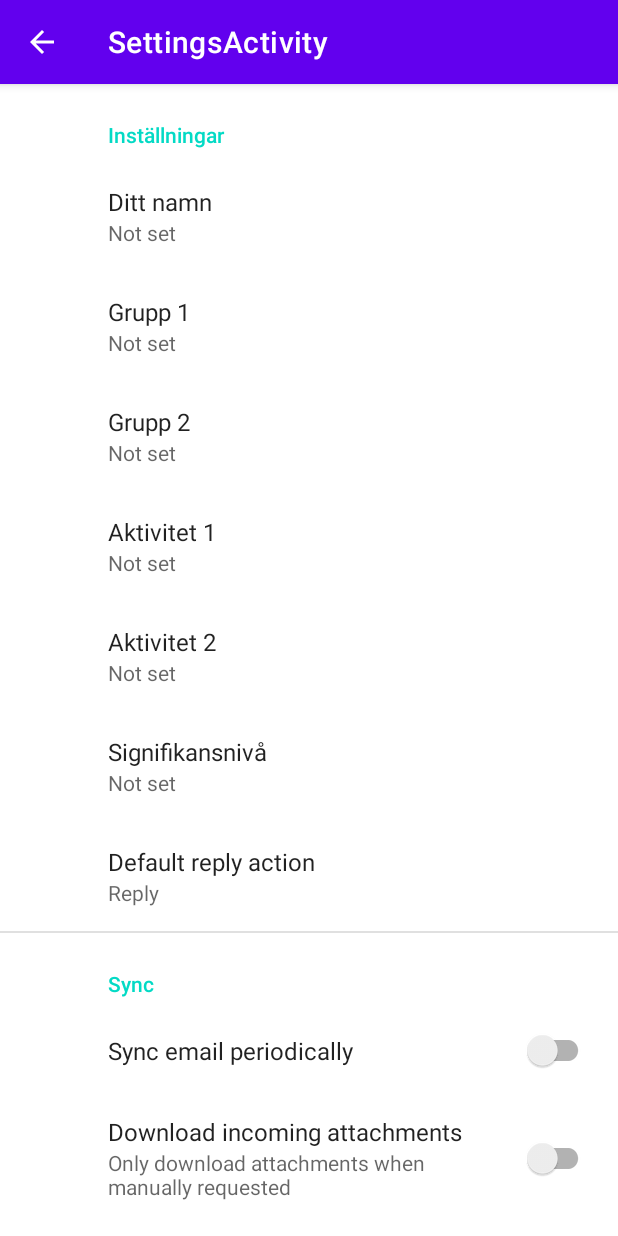
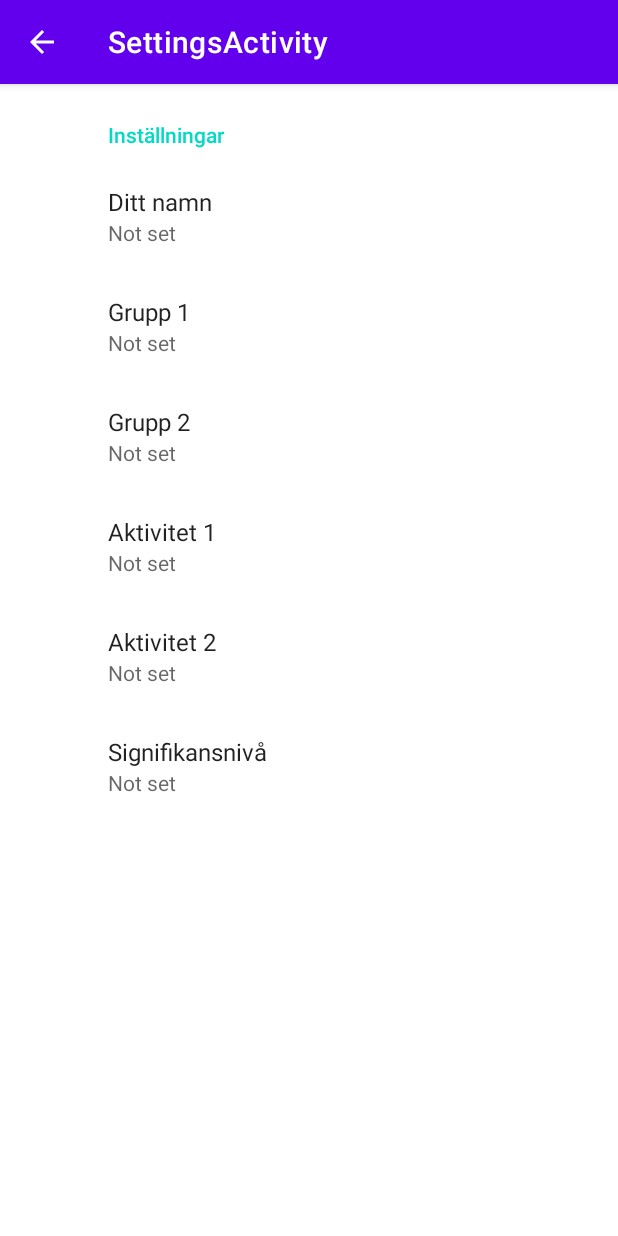
Before and after one commit to attelah/sos22-2-signifikans, an Android app: the SettingsActivity screen opened directly, with no data from a screen before it, on a phone screen of 412 x 824 dp. Run offline under Robolectric (Android 15) with nearby library versions, the phone set to English and light mode, and no system bars; our stand-ins replace androidx.preference.

Commit message:
tog bort onödiga inställningar från settings, appen börjar så gott som vara klar

```diff
--- a/app/src/main/res/xml/root_preferences.xml
+++ b/app/src/main/res/xml/root_preferences.xml
@@ -33,29 +33,6 @@
             app:useSimpleSummaryProvider="true" />
 
 
-        <ListPreference
-            app:defaultValue="reply"
-            app:entries="@array/reply_entries"
-            app:entryValues="@array/reply_values"
-            app:key="reply"
-            app:title="@string/reply_title"
-            app:useSimpleSummaryProvider="true" />
-
-        </PreferenceCategory>
-
-         <PreferenceCategory app:title="@string/sync_header">
-
-        <SwitchPreferenceCompat
-            app:key="sync"
-            app:title="@string/sync_title" />
-
-        <SwitchPreferenceCompat
-            app:dependency="sync"
-            app:key="attachment"
-            app:summaryOff="@string/attachment_summary_off"
-            app:summaryOn="@string/attachment_summary_on"
-            app:title="@string/attachment_title" />
-
         </PreferenceCategory>
 
         </PreferenceScreen>
```
